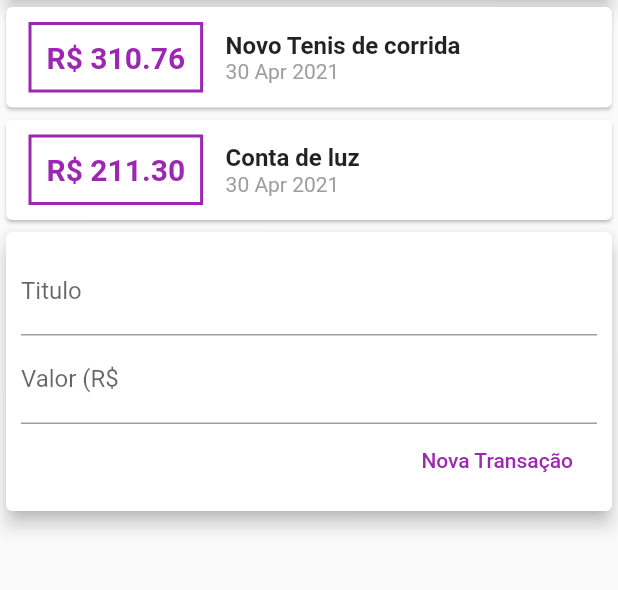
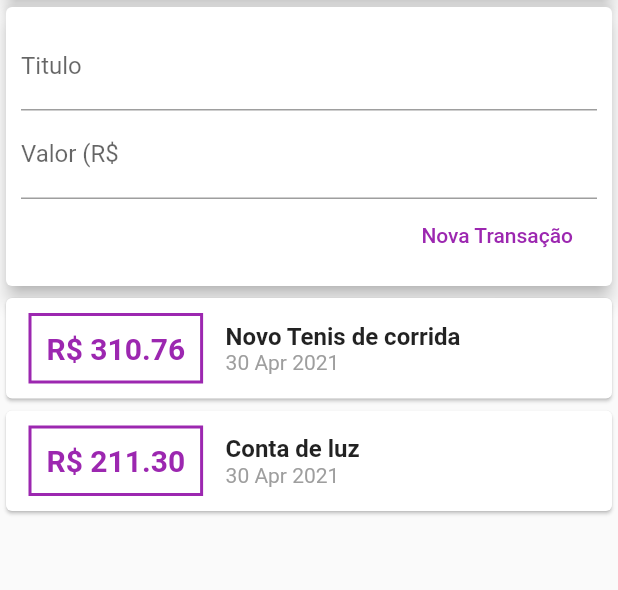
Before and after one commit to elizeurjr/MyExpenses, a Flutter app: the screen it shows after launch, on a phone screen of 412 x 824 dp, the part 119-709 px from its top. Run offline on Flutter 3.47's test engine with Material 2 defaults, Android fonts, the phone set to English and light mode, and no system bars.

Commit message:
Refatoring the form

```diff
--- a/lib/components/transaction_form.dart
+++ b/lib/components/transaction_form.dart
@@ -7,6 +7,16 @@ class TransactionForm extends StatelessWidget {
   final void Function(String, double) onSubmit;
 
   TransactionForm(this.onSubmit);
+
+  _submitForm() {
+    final title = titleController.text;
+    final value = double.tryParse(valueController.text) ?? 0.0;
+    if (title.isEmpty || value <= 0) {
+      return;
+    }
+
+    onSubmit(title, value);
+  }
 
   @override
   Widget build(BuildContext context) {
@@ -18,13 +28,18 @@ class TransactionForm extends StatelessWidget {
           children: <Widget>[
             TextField(
               controller: titleController,
+              onSubmitted: (_) => _submitForm(),
               decoration: InputDecoration(
                 labelText: 'Titulo',
               ),
             ),
             TextField(
               controller: valueController,
-              decoration: InputDecoration(labelText: 'Valor (R\$'),
+              keyboardType: TextInputType.numberWithOptions(decimal: true),
+              onSubmitted: (_) => _submitForm(),
+              decoration: InputDecoration(
+                labelText: 'Valor (R\$',
+              ),
             ),
             Row(
               mainAxisAlignment: MainAxisAlignment.end,
@@ -33,11 +48,7 @@ class TransactionForm extends StatelessWidget {
                 FlatButton(
                   child: Text('Nova Transação'),
                   textColor: Colors.purple,
-                  onPressed: () {
-                    final title = titleController.text;
-                    final value = double.tryParse(valueController.text) ?? 0.0;
-                    onSubmit(title, value);
-                  },
+                  onPressed: _submitForm,
                 ),
               ],
             ),
--- a/lib/components/transaction_list.dart
+++ b/lib/components/transaction_list.dart
@@ -9,8 +9,12 @@ class TransactionList extends StatelessWidget {
 
   @override
   Widget build(BuildContext context) {
-    return Column(
-      children: transactions.map((tr) {
+    return Container(
+      height: 300,
+      child: ListView.builder(
+        itemCount: transactions.length,
+        itemBuilder: (context, index) {
+          final tr = transactions[index];
           return Card(
             child: Row(
               children: <Widget>[
@@ -52,7 +56,8 @@ class TransactionList extends StatelessWidget {
               ],
             ),
           );
-      }).toList(),
+        },
+      ),
     );
   }
 }
--- a/lib/components/transaction_user.dart
+++ b/lib/components/transaction_user.dart
@@ -42,8 +42,8 @@ class _TransactionUserState extends State<TransactionUser> {
   Widget build(BuildContext context) {
     return Column(
       children: <Widget>[
+        TransactionForm(_addTransaction),
         TransactionList(_transactions),
-        TransactionForm(_addTransaction),
       ],
     );
   }
--- a/lib/main.dart
+++ b/lib/main.dart
@@ -17,7 +17,8 @@ class MyHomePage extends StatelessWidget {
       appBar: AppBar(
         title: Text('Despesas Pessoais'),
       ),
-      body: Column(
+      body: SingleChildScrollView(
+        child: Column(
           crossAxisAlignment: CrossAxisAlignment.stretch,
           children: <Widget>[
             Container(
@@ -31,6 +32,7 @@ class MyHomePage extends StatelessWidget {
             TransactionUser(),
           ],
         ),
+      ),
     );
   }
 }
```
Lines whose indentation alone changed are shown as unchanged.
